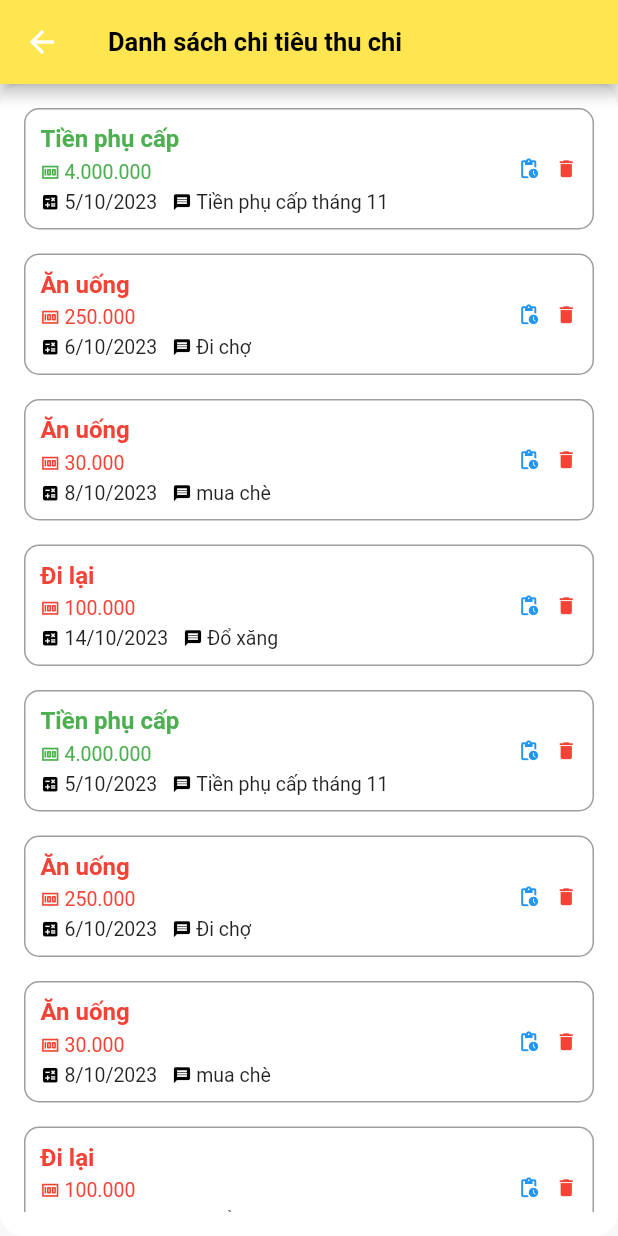
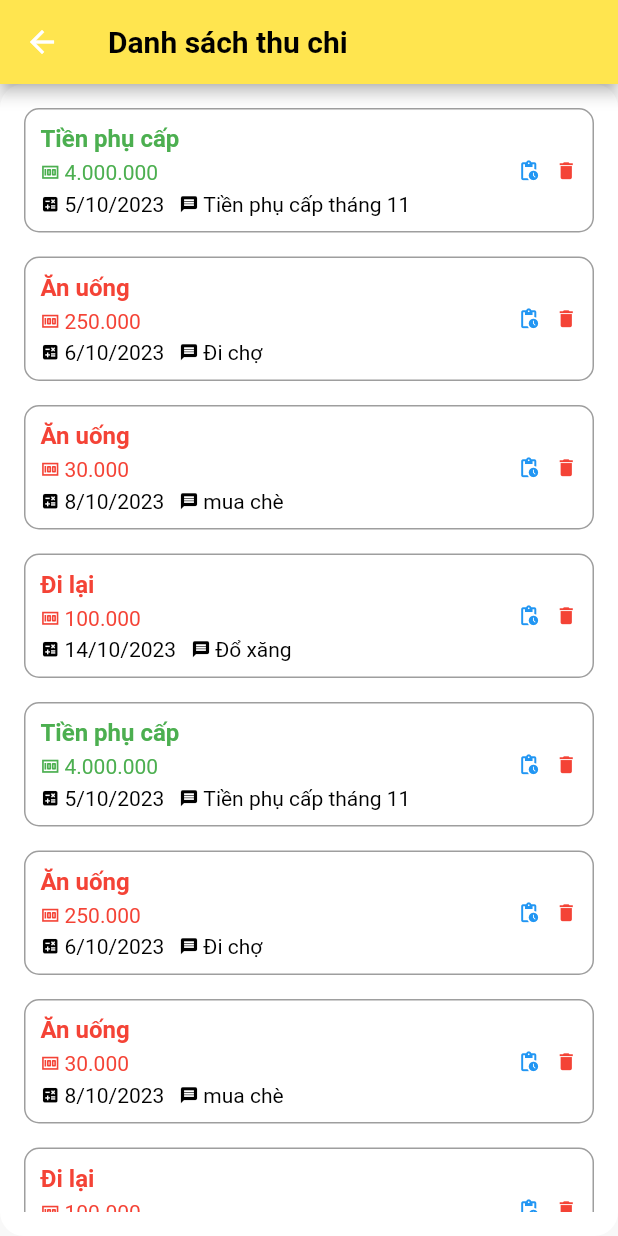
Before and after one commit to cuongnguyen2005/Demo-project, a Flutter app: the screen it shows after launch, after a tap on "Danh sách thu chi", on a phone screen of 412 x 824 dp. Run offline on Flutter 3.47's test engine with Material 2 defaults, Android fonts, the phone set to English and light mode, and no system bars; our stand-ins replace animated_bottom_navigation_bar, flutter_icons.

Commit message:
update UI

```diff
--- a/lib/component/box_detail.dart
+++ b/lib/component/box_detail.dart
@@ -1,6 +1,6 @@
 // ignore_for_file: prefer_const_constructors
 
-import 'package:finance_app/colors.dart';
+import 'package:finance_app/source/colors.dart';
 import 'package:flutter/material.dart';
 
 class DetailBox extends StatelessWidget {
--- a/lib/component/button_primary.dart
+++ b/lib/component/button_primary.dart
@@ -1,6 +1,7 @@
 // ignore_for_file: sized_box_for_whitespace, prefer_const_constructors
 
-import 'package:finance_app/colors.dart';
+import 'package:finance_app/source/colors.dart';
+import 'package:finance_app/source/typo.dart';
 import 'package:flutter/material.dart';
 
 class ButtonPrimary extends StatelessWidget {
@@ -25,9 +26,11 @@ class ButtonPrimary extends StatelessWidget {
         onPressed: () {
           // Navigator.pop(context);
         },
-          child: Text(textButton,
-              style: TextStyle(
-                  fontSize: 16, color: black, fontWeight: FontWeight.w500))),
+        child: Text(
+          textButton,
+          style: TextBlack16B(),
+        ),
+      ),
     );
   }
 }
--- a/lib/component/card_grid.dart
+++ b/lib/component/card_grid.dart
@@ -1,6 +1,7 @@
 // ignore_for_file: prefer_const_literals_to_create_immutables
 
-import 'package:finance_app/colors.dart';
+import 'package:finance_app/source/colors.dart';
+import 'package:finance_app/source/typo.dart';
 import 'package:flutter/material.dart';
 
 class CardGrid extends StatelessWidget {
@@ -28,7 +29,7 @@ class CardGrid extends StatelessWidget {
             borderRadius: BorderRadius.circular(16),
             boxShadow: [
               BoxShadow(
-                color: grey.withOpacity(0.2),
+                color: grey.withOpacity(0.3),
                 spreadRadius: 3, //tán shadow
                 blurRadius: 10, //độ mờ shadow
                 offset: Offset(0, 2), // changes position of shadow
@@ -52,11 +53,7 @@ class CardGrid extends StatelessWidget {
             ),
             Text(
               text,
-              style: TextStyle(
-                fontSize: 14,
-                fontWeight: FontWeight.w800,
-                color: white,
-              ),
+              style: TextWhite16B(),
             )
           ],
         ),
--- a/lib/component/search.dart
+++ b/lib/component/search.dart
@@ -1,6 +1,6 @@
 // ignore_for_file: prefer_const_constructors
 
-import 'package:finance_app/colors.dart';
+import 'package:finance_app/source/colors.dart';
 import 'package:flutter/material.dart';
 
 class Search extends StatelessWidget {
--- a/lib/component/text_box.dart
+++ b/lib/component/text_box.dart
@@ -1,7 +1,8 @@
 // ignore_for_file: prefer_const_constructors
 //Box hiển thị số tiền và nội dung của box
 
-import 'package:finance_app/colors.dart';
+import 'package:finance_app/source/colors.dart';
+import 'package:finance_app/source/typo.dart';
 import 'package:flutter/material.dart';
 
 class TextBox extends StatelessWidget {
@@ -32,25 +33,17 @@ class TextBox extends StatelessWidget {
       child: Column(
         crossAxisAlignment: CrossAxisAlignment.center,
         children: [
-          Text(
-            title,
-            style: TextStyle(
-              color: color,
-              fontSize: 15,
-              fontWeight: FontWeight.w500,
-            ),
-          ),
+          Text(title,
+              style: TextDynamic16B(
+                color: color,
+              )),
           SizedBox(
             height: 5,
           ),
-          Text(
-            content,
-            style: TextStyle(
-              color: color,
-              fontSize: 20,
-              fontWeight: FontWeight.w800,
-            ),
-          ),
+          Text(content,
+              style: HealingDynamic20B(
+                color: color,
+              )),
         ],
       ),
     );
--- /dev/null
+++ b/lib/source/typo.dart
@@ -0,0 +1,63 @@
+// ignore_for_file: prefer_const_constructors, non_constant_identifier_names
+
+import 'package:finance_app/source/colors.dart';
+import 'package:flutter/material.dart';
+
+TextStyle Healing20B() => TextStyle(
+      fontSize: 20,
+      fontWeight: FontWeight.w700,
+      color: black,
+    );
+TextStyle HealingDynamic20B({
+  Color? color,
+}) =>
+    TextStyle(
+      fontSize: 20,
+      fontWeight: FontWeight.w700,
+      color: color,
+    );
+TextStyle TextWhite16B() => TextStyle(
+      fontSize: 16,
+      fontWeight: FontWeight.w700,
+      color: white,
+    );
+TextStyle TextBlack16B() => TextStyle(
+      fontSize: 16,
+      fontWeight: FontWeight.w700,
+      color: black,
+    );
+TextStyle TextDynamic16B({
+  Color? color,
+}) =>
+    TextStyle(
+      fontSize: 16,
+      fontWeight: FontWeight.w700,
+      color: color,
+    );
+
+TextStyle Text16({
+  Color? color,
+}) =>
+    TextStyle(
+      fontSize: 16,
+      fontWeight: FontWeight.w500,
+      color: color,
+    );
+TextStyle Text14() => TextStyle(
+      fontSize: 14,
+      fontWeight: FontWeight.w400,
+      color: black,
+    );
+TextStyle TextDynamic14({
+  Color? color,
+}) =>
+    TextStyle(
+      fontSize: 14,
+      fontWeight: FontWeight.w400,
+      color: color,
+    );
+TextStyle Text12() => TextStyle(
+      fontSize: 12,
+      fontWeight: FontWeight.w400,
+      color: black,
+    );
--- a/lib/widget/bottom_navigationbar.dart
+++ b/lib/widget/bottom_navigationbar.dart
@@ -1,7 +1,7 @@
 // ignore_for_file: import_of_legacy_library_into_null_safe, sort_child_properties_last, prefer_const_constructors
 
 import 'package:animated_bottom_navigation_bar/animated_bottom_navigation_bar.dart';
-import 'package:finance_app/colors.dart';
+import 'package:finance_app/source/colors.dart';
 import 'package:finance_app/widget/fiance_detail.dart';
 import 'package:finance_app/widget/home.dart';
 import 'package:finance_app/widget/write_finance.dart';
--- a/lib/widget/fiance_detail.dart
+++ b/lib/widget/fiance_detail.dart
@@ -1,5 +1,6 @@
-import 'package:finance_app/colors.dart';
+import 'package:finance_app/source/colors.dart';
 import 'package:finance_app/data/finance.dart';
+import 'package:finance_app/source/typo.dart';
 import 'package:finance_app/widget/fix_detail.dart';
 import 'package:flutter/material.dart';
 
@@ -15,12 +16,8 @@ class FianceDetail extends StatelessWidget {
         backgroundColor: maincolor,
         title: Text(
           textAlign: TextAlign.center,
-          'Danh sách chi tiêu thu chi',
-          style: TextStyle(
-            color: black,
-            fontSize: 17,
-            fontWeight: FontWeight.w600,
-          ),
+          'Danh sách thu chi',
+          style: Healing20B(),
         ),
       ),
       body: Container(
@@ -44,14 +41,10 @@ class FianceDetail extends StatelessWidget {
                   Column(
                     crossAxisAlignment: CrossAxisAlignment.start,
                     children: [
-                      Text(
-                        finances[index].categoryName,
-                        style: TextStyle(
-                          fontSize: 16,
-                          fontWeight: FontWeight.w700,
-                          color: finances[index].cate == true ? green : red,
-                        ),
-                      ),
+                      Text(finances[index].categoryName,
+                          style: TextDynamic16B(
+                            color: finances[index].cate == true ? green : red,
+                          )),
                       SizedBox(height: 5),
                       Row(
                         children: [
@@ -61,13 +54,11 @@ class FianceDetail extends StatelessWidget {
                             size: 13,
                           ),
                           SizedBox(width: 3),
-                          Text(
-                            finances[index].cost,
-                            style: TextStyle(
-                              fontSize: 13,
-                              color: finances[index].cate == true ? green : red,
-                            ),
-                          ),
+                          Text(finances[index].cost,
+                              style: TextDynamic14(
+                                color:
+                                    finances[index].cate == true ? green : red,
+                              )),
                         ],
                       ),
                       SizedBox(height: 5),
@@ -81,9 +72,7 @@ class FianceDetail extends StatelessWidget {
                           SizedBox(width: 3),
                           Text(
                             finances[index].date,
-                            style: TextStyle(
-                              fontSize: 13,
-                            ),
+                            style: Text14(),
                           ),
                           SizedBox(width: 10),
                           Icon(
@@ -94,9 +83,7 @@ class FianceDetail extends StatelessWidget {
                           SizedBox(width: 3),
                           Text(
                             finances[index].note,
-                            style: TextStyle(
-                              fontSize: 13,
-                            ),
+                            style: Text14(),
                           )
                         ],
                       )
--- a/lib/widget/fix_detail.dart
+++ b/lib/widget/fix_detail.dart
@@ -1,4 +1,4 @@
-import 'package:finance_app/colors.dart';
+import 'package:finance_app/source/colors.dart';
 import 'package:flutter/material.dart';
 
 class FixDetail extends StatelessWidget {
--- a/lib/widget/home.dart
+++ b/lib/widget/home.dart
@@ -2,9 +2,10 @@
 
 import 'package:finance_app/component/card_grid.dart';
 import 'package:finance_app/component/search.dart';
+import 'package:finance_app/source/typo.dart';
 import 'package:finance_app/widget/fiance_detail.dart';
 import 'package:flutter/material.dart';
-import '../colors.dart';
+import '../source/colors.dart';
 
 class HomeScreen extends StatefulWidget {
   const HomeScreen({super.key});
@@ -37,6 +38,14 @@ class _HomeScreenState extends State<HomeScreen> {
             Container(
               height: size.height * .35,
               decoration: BoxDecoration(
+                boxShadow: [
+                  BoxShadow(
+                    color: grey.withOpacity(0.3),
+                    spreadRadius: 3, //độ mờ shadow
+                    blurRadius: 5, //tán shadow
+                    offset: Offset(0, 2), // changes position of shadow
+                  ),
+                ],
                 borderRadius: BorderRadius.only(
                   bottomLeft: Radius.circular(16),
                   bottomRight: Radius.circular(16),
@@ -59,19 +68,60 @@ class _HomeScreenState extends State<HomeScreen> {
                     children: [
                       InkWell(
                         onTap: () {
-                          showDialog(
+                          showModalBottomSheet(
+                            shape: RoundedRectangleBorder(
+                              borderRadius: BorderRadius.circular(16),
+                            ),
+                            backgroundColor: white,
                             context: context,
-                            builder: (context) => Align(
-                              alignment: Alignment.bottomCenter,
-                              child: Container(
-                                decoration: BoxDecoration(
-                                  color: white,
-                                  borderRadius: BorderRadius.only(
-                                    topLeft: Radius.circular(20),
-                                    topRight: Radius.circular(20),
+                            builder: (context) => Container(
+                              padding: EdgeInsets.symmetric(
+                                horizontal: 25,
+                                vertical: 30,
+                              ),
+                              height: 150,
+                              child: Column(
+                                children: [
+                                  GestureDetector(
+                                    onTap: () {
+                                      // Navigator.pop(context);
+                                    },
+                                    child: Row(
+                                      children: [
+                                        CircleAvatar(
+                                          radius: 16,
+                                          child: Icon(Icons.person),
+                                        ),
+                                        SizedBox(width: 10),
+                                        Text(
+                                          'Đổi hình nền',
+                                          style: TextBlack16B(),
+                                        )
+                                      ],
+                                    ),
                                   ),
-                                ),
-                                height: 200,
+                                  Spacer(),
+                                  GestureDetector(
+                                    onTap: () {},
+                                    child: Row(
+                                      children: [
+                                        CircleAvatar(
+                                          radius: 16,
+                                          backgroundColor: red,
+                                          child: Icon(
+                                            Icons.exit_to_app,
+                                            color: white,
+                                          ),
+                                        ),
+                                        SizedBox(width: 10),
+                                        Text(
+                                          'Thoát',
+                                          style: TextDynamic16B(color: red),
+                                        )
+                                      ],
+                                    ),
+                                  ),
+                                ],
                               ),
                             ),
                           );
@@ -92,15 +142,12 @@ class _HomeScreenState extends State<HomeScreen> {
                         children: [
                           Text(
                             'Xin chào buổi sáng!',
-                            style: TextStyle(fontSize: 16),
+                            style: Text16(),
                           ),
                           SizedBox(height: 5),
                           Text(
                             'NGUYEN MANH CUONG',
-                            style: TextStyle(
-                              fontSize: 20,
-                              fontWeight: FontWeight.w600,
-                            ),
+                            style: Healing20B(),
                           ),
                         ],
                       )
@@ -115,15 +162,15 @@ class _HomeScreenState extends State<HomeScreen> {
               children: [
                 //card chứa thông tin
                 Container(
-                  margin: EdgeInsets.only(top: 220, left: 16, right: 16),
+                  margin: EdgeInsets.only(top: 210, left: 16, right: 16),
                   padding: EdgeInsets.all(16),
                   height: 150,
                   decoration: BoxDecoration(
                     boxShadow: [
                       BoxShadow(
-                        color: grey.withOpacity(0.5),
-                        spreadRadius: 3, //tán shadow
-                        blurRadius: 10, //độ mờ shadow
+                        color: grey.withOpacity(0.3),
+                        spreadRadius: 2, //độ mờ shadow
+                        blurRadius: 10, //tán shadow
                         offset: Offset(0, 2), // changes position of shadow
                       ),
                     ],
@@ -146,17 +193,11 @@ class _HomeScreenState extends State<HomeScreen> {
                           children: [
                             Text(
                               "Tổng tài sản",
-                              style: TextStyle(
-                                fontSize: 16,
-                                fontWeight: FontWeight.w700,
-                              ),
+                              style: TextBlack16B(),
                             ),
                             Text(
                               "10.000.000 VNĐ",
-                              style: TextStyle(
-                                fontSize: 20,
-                                fontWeight: FontWeight.w700,
-                              ),
+                              style: Healing20B(),
                             ),
                           ],
                         ),
@@ -178,10 +219,7 @@ class _HomeScreenState extends State<HomeScreen> {
                               SizedBox(height: 10),
                               Text(
                                 '10.000.000 VNĐ',
-                                style: TextStyle(
-                                    fontSize: 16,
-                                    fontWeight: FontWeight.w500,
-                                    color: green),
+                                style: Text16(color: green),
                               )
                             ],
                           ),
@@ -200,10 +238,7 @@ class _HomeScreenState extends State<HomeScreen> {
                               SizedBox(height: 10),
                               Text(
                                 '5.000.000 VNĐ',
-                                style: TextStyle(
-                                    fontSize: 16,
-                                    fontWeight: FontWeight.w500,
-                                    color: red),
+                                style: Text16(color: red),
                               )
                             ],
                           ),
--- a/lib/widget/income.dart
+++ b/lib/widget/income.dart
@@ -1,8 +1,9 @@
 // ignore_for_file: avoid_unnecessary_containers, prefer_const_constructors, sized_box_for_whitespace
 
-import 'package:finance_app/colors.dart';
+import 'package:finance_app/source/colors.dart';
 import 'package:finance_app/component/button_primary.dart';
 import 'package:finance_app/component/text_box.dart';
+import 'package:finance_app/source/typo.dart';
 import 'package:flutter/material.dart';
 
 class Income extends StatelessWidget {
@@ -32,11 +33,7 @@ class Income extends StatelessWidget {
             child: Column(
               children: [
                 TextFormField(
-                  style: TextStyle(
-                    fontSize: 12,
-                    fontWeight: FontWeight.w400,
-                    color: grey,
-                  ),
+                  style: Text14(),
                   decoration: InputDecoration(
                     contentPadding:
                         EdgeInsets.symmetric(vertical: 10, horizontal: 15),
@@ -49,11 +46,7 @@ class Income extends StatelessWidget {
                 ),
                 SizedBox(height: 10),
                 TextFormField(
-                  style: TextStyle(
-                    fontSize: 12,
-                    fontWeight: FontWeight.w400,
-                    color: grey,
-                  ),
+                  style: Text14(),
                   decoration: InputDecoration(
                     contentPadding:
                         EdgeInsets.symmetric(vertical: 10, horizontal: 15),
@@ -66,11 +59,7 @@ class Income extends StatelessWidget {
                 ),
                 SizedBox(height: 10),
                 TextFormField(
-                  style: TextStyle(
-                    fontSize: 12,
-                    fontWeight: FontWeight.w400,
-                    color: grey,
-                  ),
+                  style: Text14(),
                   decoration: InputDecoration(
                     contentPadding:
                         EdgeInsets.symmetric(vertical: 10, horizontal: 15),
@@ -87,17 +76,12 @@ class Income extends StatelessWidget {
                     children: [
                       Text(
                         'Danh mục',
-                        style: TextStyle(
-                          fontWeight: FontWeight.w600,
-                        ),
+                        style: Text16(),
                       ),
                       SizedBox(height: 10),
                       Container(
-                        height: 200,
-                        child: ListView(
-                          shrinkWrap: true,
-                          children: [
-                            GridView.count(
+                        height: 180,
+                        child: GridView.count(
                           shrinkWrap: true,
                           primary: false,
                           crossAxisSpacing: 10,
@@ -136,8 +120,6 @@ class Income extends StatelessWidget {
                             ),
                           ],
                         ),
-                          ],
-                        ),
                       ),
                     ],
                   ),
--- a/lib/widget/splash_screen.dart
+++ b/lib/widget/splash_screen.dart
@@ -1,6 +1,6 @@
 // ignore_for_file: prefer_const_constructors, use_build_context_synchronously
 
-import 'package:finance_app/colors.dart';
+import 'package:finance_app/source/colors.dart';
 import 'package:finance_app/widget/bottom_navigationbar.dart';
 import 'package:flutter/material.dart';
 
--- a/lib/widget/write_finance.dart
+++ b/lib/widget/write_finance.dart
@@ -1,6 +1,7 @@
 // ignore_for_file: prefer_const_constructors
 
-import 'package:finance_app/colors.dart';
+import 'package:finance_app/source/colors.dart';
+import 'package:finance_app/source/typo.dart';
 import 'package:finance_app/widget/expense.dart';
 import 'package:finance_app/widget/income.dart';
 import 'package:flutter/material.dart';
@@ -23,19 +24,13 @@ class IncomeAndExpense extends StatelessWidget {
                 Tab(
                   child: Text(
                     'Khoản Thu',
-                    style: TextStyle(
-                      color: black,
-                      fontWeight: FontWeight.w700,
-                    ),
+                    style: TextBlack16B(),
                   ),
                 ),
                 Tab(
                   child: Text(
                     'Khoản Chi',
-                    style: TextStyle(
-                      color: black,
-                      fontWeight: FontWeight.w700,
-                    ),
+                    style: TextBlack16B(),
                   ),
                 ),
               ],
```
Also changed, not shown: lib/widget/expense.dart (+27 -25 lines), lib/source/colors.dart (renamed from lib/colors.dart). Lines whose indentation alone changed are shown as unchanged.
